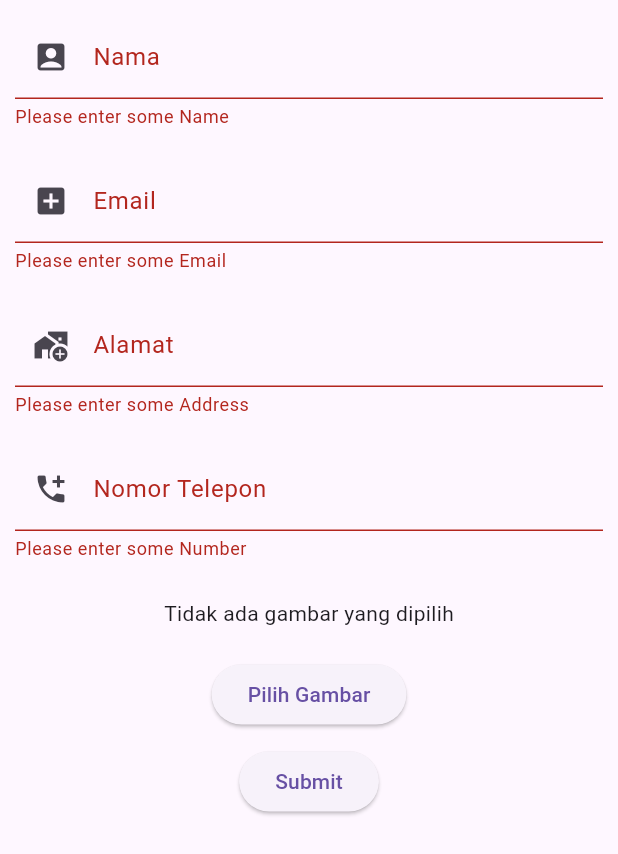
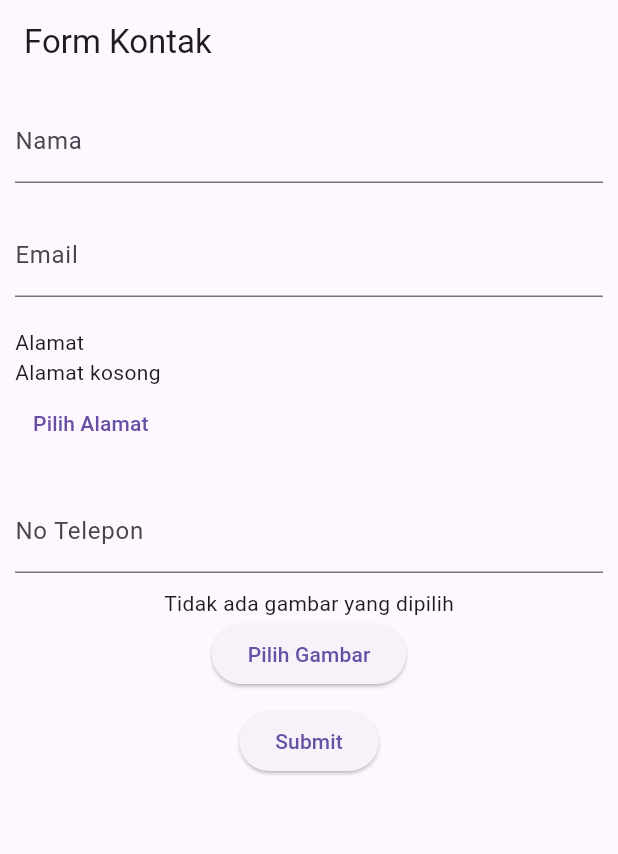
Before and after one commit to rezariswandhaaaa/Activity_API, a Flutter app: the FormKontak screen opened directly, after a tap on "Submit", on a phone screen of 412 x 824 dp. Shown: the top 854 px of the screen. Run offline on Flutter 3.47's test engine with Material 3 defaults, Android fonts, the phone set to English and light mode, and no system bars; our stand-ins replace geocoding, geolocator, google_maps_flutter, image_picker; network calls fail.

Commit message:
fixed from kontak

```diff
--- a/lib/widget/form/form_kontak.dart
+++ b/lib/widget/form/form_kontak.dart
@@ -3,6 +3,7 @@ import 'dart:io';
 import 'package:activity2/controller/kontak_controller.dart';
 import 'package:activity2/model/kontak.dart';
 import 'package:activity2/screen/home_view.dart';
+import 'package:activity2/screen/map_screen.dart';
 import 'package:flutter/material.dart';
 import 'package:image_picker/image_picker.dart';
 
@@ -14,111 +15,116 @@ class FormKontak extends StatefulWidget {
 }
 
 class _FormKontakState extends State<FormKontak> {
+  final kontakController = KontakController();
+  final _formKey = GlobalKey<FormState>();
   final _namaController = TextEditingController();
   final _emailController = TextEditingController();
-  final _alamatController = TextEditingController();
-  final _noTeleponController = TextEditingController();
-  final _formKey = GlobalKey<FormState>();
+  final _noteleponController = TextEditingController();
 
   File? _image;
   final _imagePicker = ImagePicker();
+  String? _alamat;
 
   Future<void> getImage() async {
     final XFile? pickedFile =
         await _imagePicker.pickImage(source: ImageSource.gallery);
 
-    setState(
-      () {
+    setState(() {
       if (pickedFile != null) {
         _image = File(pickedFile.path);
       } else {
-          print("No image selected");
+        // ignore: avoid_print
+        print("No Image Selected");
       }
-      },
-    );
+    });
   }
 
   @override
   Widget build(BuildContext context) {
-    return Form(
+    return Scaffold(
+      appBar: AppBar(title: const Text("Form Kontak")),
+      body: Form(
           key: _formKey,
           child: SingleChildScrollView(
             child: Column(
-            children: <Widget>[
+              children: [
                 Container(
                   margin: const EdgeInsets.all(10),
                   child: TextFormField(
-                  keyboardType: TextInputType.name,
+                    decoration: const InputDecoration(
+                        labelText: "Nama", hintText: "Masukkan Nama"),
                     controller: _namaController,
-                  decoration: const InputDecoration(
-                    labelText: "Nama",
-                    hintText: "Masukkan Nama",
-                    prefixIcon: Icon(Icons.account_box),
-                  ),
-                  validator: (value) {
-                    if (value!.isEmpty) {
-                      return 'Please enter some Name';
-                    }
-                    return null;
-                  },
                   ),
                 ),
                 Container(
                   margin: const EdgeInsets.all(10),
                   child: TextFormField(
-                  keyboardType: TextInputType.emailAddress,
+                    decoration: const InputDecoration(
+                        labelText: "Email", hintText: "Masukkan Email"),
                     controller: _emailController,
-                  decoration: const InputDecoration(
-                      labelText: "Email",
-                      hintText: "Masukkan Email",
-                      prefixIcon: Icon(Icons.add_box)),
-                  validator: (value) {
-                    if (value!.isEmpty) {
-                      return 'Please enter some Email';
-                    }
-                    return null;
+                  ),
+                ),
+                Container(
+                  width: double.infinity,
+                  padding: const EdgeInsets.all(10),
+                  child: Column(
+                    crossAxisAlignment: CrossAxisAlignment.start,
+                    children: [
+                      const Text("Alamat"),
+                      _alamat == null
+                          ? const SizedBox(
+                              width: double.infinity,
+                              child: Text('Alamat kosong'))
+                          : Text('$_alamat'),
+                      _alamat == null
+                          ? TextButton(
+                              onPressed: () async {
+                                Navigator.push(
+                                  context,
+                                  MaterialPageRoute(
+                                    builder: (context) => MapScreen(
+                                        onLocationSelected: (selectedAddress) {
+                                      setState(() {
+                                        _alamat = selectedAddress;
+                                      });
+                                    }),
+                                  ),
+                                );
                               },
+                              child: const Text('Pilih Alamat'),
+                            )
+                          : TextButton(
+                              onPressed: () async {
+                                Navigator.push(
+                                  context,
+                                  MaterialPageRoute(
+                                    builder: (context) => MapScreen(
+                                        onLocationSelected: (selectedAddress) {
+                                      setState(() {
+                                        _alamat = selectedAddress;
+                                      });
+                                    }),
+                                  ),
+                                );
+                                setState(() {});
+                              },
+                              child: const Text('Ubah Alamat'),
+                            ),
+                    ],
                   ),
                 ),
                 Container(
                   margin: const EdgeInsets.all(10),
                   child: TextFormField(
-                  keyboardType: TextInputType.text,
-                  controller: _alamatController,
                     decoration: const InputDecoration(
-                      labelText: "Alamat",
-                      hintText: "Masukkan Alamat",
-                      prefixIcon: Icon(Icons.add_home_work)),
-                  validator: (value) {
-                    if (value!.isEmpty) {
-                      return 'Please enter some Address';
-                    }
-                    return null;
-                  },
+                        labelText: "No Telepon",
+                        hintText: "Masukkan No Telepon"),
+                    controller: _noteleponController,
                   ),
                 ),
-              Container(
-                margin: const EdgeInsets.all(10),
-                child: TextFormField(
-                  keyboardType: TextInputType.phone,
-                  controller: _noTeleponController,
-                  decoration: const InputDecoration(
-                      labelText: "Nomor Telepon",
-                      hintText: "Masukkan Nomor Telepon",
-                      prefixIcon: Icon(Icons.add_call)),
-                  validator: (value) {
-                    if (value!.isEmpty) {
-                      return 'Please enter some Number';
-                    }
-                    return null;
-                  },
-                ),
-              ),
-              const SizedBox(height: 15,),
                 _image == null
                     ? const Text("Tidak ada gambar yang dipilih")
                     : Image.file(_image!),
-              const SizedBox(height: 20),
                 ElevatedButton(
                   onPressed: getImage,
                   child: const Text("Pilih Gambar"),
@@ -129,34 +135,31 @@ class _FormKontakState extends State<FormKontak> {
                       onPressed: () async {
                         if (_formKey.currentState!.validate()) {
                           _formKey.currentState!.save();
-                        var result = await KontakController().addPerson(
+                          var result = await kontakController.addPerson(
                               Kontak(
                                   nama: _namaController.text,
                                   email: _emailController.text,
-                              alamat: _alamatController.text,
-                              telepon: _noTeleponController.text,
+                                  alamat: _alamat ?? '',
+                                  telepon: _noteleponController.text,
                                   foto: _image!.path),
-                          _image,
+                              _image);
+
+                          ScaffoldMessenger.of(context).showSnackBar(
+                            SnackBar(content: Text(result['message'])),
                           );
-                        ScaffoldMessenger.of(context).showSnackBar(
-                          SnackBar(
-                            content: Text(
-                              result['message'],
-                            ),
-                          ),
-                        );
+
                           Navigator.pushAndRemoveUntil(
                               context,
                               MaterialPageRoute(
                                   builder: (context) => const HomeView()),
-                          (route) => false,
-                        );
+                              (route) => false);
                         }
                       },
                       child: const Text("Submit")),
                 )
               ],
             ),
-        ));
+          )),
+    );
   }
 }
--- a/lib/widget/header/header_kontak.dart
+++ b/lib/widget/header/header_kontak.dart
@@ -6,7 +6,7 @@ class HeaderKontak extends StatelessWidget {
   @override
   Widget build(BuildContext context) {
     return AppBar(
-      title: Center(
+      title: const Center(
         child: Text('Registration'),
       ),
     );
```
Also changed, not shown: lib/main.dart (line endings or trailing spaces). Lines whose indentation alone changed are shown as unchanged.
